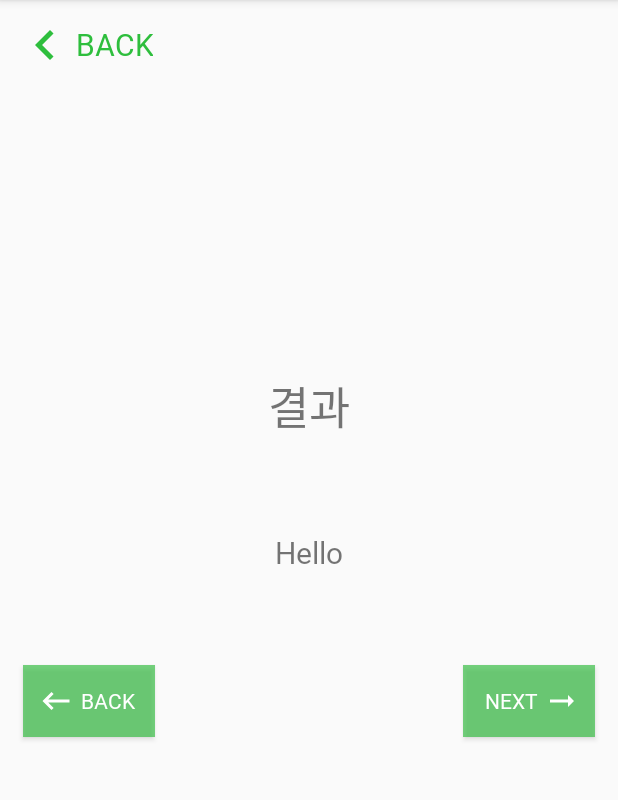
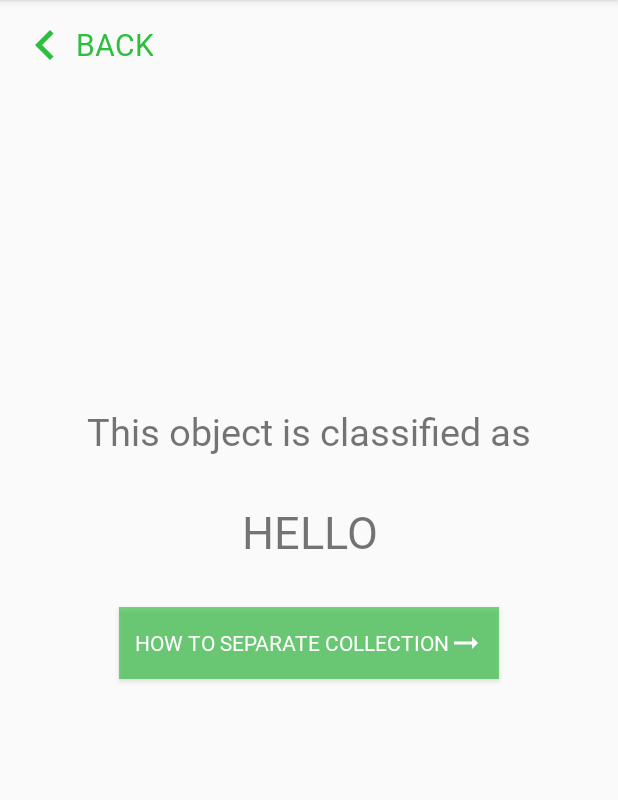
Before and after one commit to DSC-Duksung/2021-Re-creation-Android, an Android app: the PhotoActivity screen opened directly, with no data from a screen before it, on a phone screen of 412 x 824 dp, the part 84-884 px from its top. Run offline under Robolectric (Android 15) with nearby library versions, the phone set to English and light mode, and no system bars; our stand-ins replace RxJava; libraries missing offline, so code that uses them is left out: org.tensorflow.lite; 1 statement that could not run was skipped.

Commit message:
sy: camera-photo-step layout 수정

```diff
--- a/app/src/main/java/com/example/recreation/PhotoActivity.kt
+++ b/app/src/main/java/com/example/recreation/PhotoActivity.kt
@@ -63,9 +63,9 @@ class PhotoActivity:AppCompatActivity() {
             classifier.recognizeImage(bitmap).subscribeBy(
                 onSuccess = {
                     var string: String = it.toString()
-                    resultText.text = string.split(",")[0].replace("[", "").trim()
+                    qnaText.text = string.split(",")[0].replace("[", "").trim()
                     modelClass = string.split(",")[0].replace("[", "").trim() }, onError = {
-                    resultText.text = "Error"
+                    qnaText.text = "Error"
                 }
             )
         }
--- a/app/src/main/res/layout/activity_photo.xml
+++ b/app/src/main/res/layout/activity_photo.xml
@@ -18,9 +18,8 @@
     <ImageView
         android:id="@+id/img_preview1"
         android:layout_width="match_parent"
-        android:layout_height="150dp"
-        android:layout_below="@+id/btn_back"
-        android:layout_marginTop="28dp" />
+        android:layout_height="200dp"
+        android:layout_below="@+id/btn_back" />
     <TextView
         android:id="@+id/resultText"
         android:layout_width="wrap_content"
@@ -28,40 +27,28 @@
         android:layout_below="@+id/img_preview1"
         android:layout_marginTop="10dp"
         android:layout_centerHorizontal="true"
-        android:text="결과"
-        android:textSize="30dp" />
+        android:text="This object is classified as"
+        android:textSize="25dp" />
     <TextView
         android:id="@+id/qnaText"
         android:layout_width="match_parent"
-        android:layout_height="150dp"
+        android:layout_height="100dp"
         android:layout_below="@id/resultText"
         android:padding="20dp"
         android:gravity="center"
         android:textAlignment="center"
         android:text="Hello"
-        android:textSize="20dp" />
+        android:textAllCaps="true"
+        android:textSize="30dp" />
     <Button
         android:id="@+id/next_button"
         android:layout_width="wrap_content"
         android:layout_height="wrap_content"
-        android:layout_alignParentRight="true"
         android:background="#A62EBE3D"
         android:layout_below="@id/qnaText"
-        android:layout_marginRight="15dp"
-        android:text="NEXT"
+        android:text="how to separate collection"
+        android:layout_centerHorizontal="true"
         android:textColor="@color/white"
         android:drawableRight="@drawable/ic_baseline_arrow_right_alt_24"
         android:padding="10dp" />
-
-    <Button
-        android:id="@+id/back_button"
-        android:layout_width="wrap_content"
-        android:layout_height="wrap_content"
-        android:background="#A62EBE3D"
-        android:layout_below="@id/qnaText"
-        android:layout_marginLeft="15dp"
-        android:text="BACK"
-        android:textColor="@color/white"
-        android:drawableLeft="@drawable/ic_baseline_keyboard_backspace_24"
-        android:padding="10dp" />
 </RelativeLayout>
```
Also changed, not shown: app/src/main/java/com/example/recreation/CameraActivity.kt (+2 -8 lines), app/src/main/res/layout/activity_camera.xml (+9 -22 lines), app/src/main/res/layout/activity_step.xml (+6 -4 lines).
